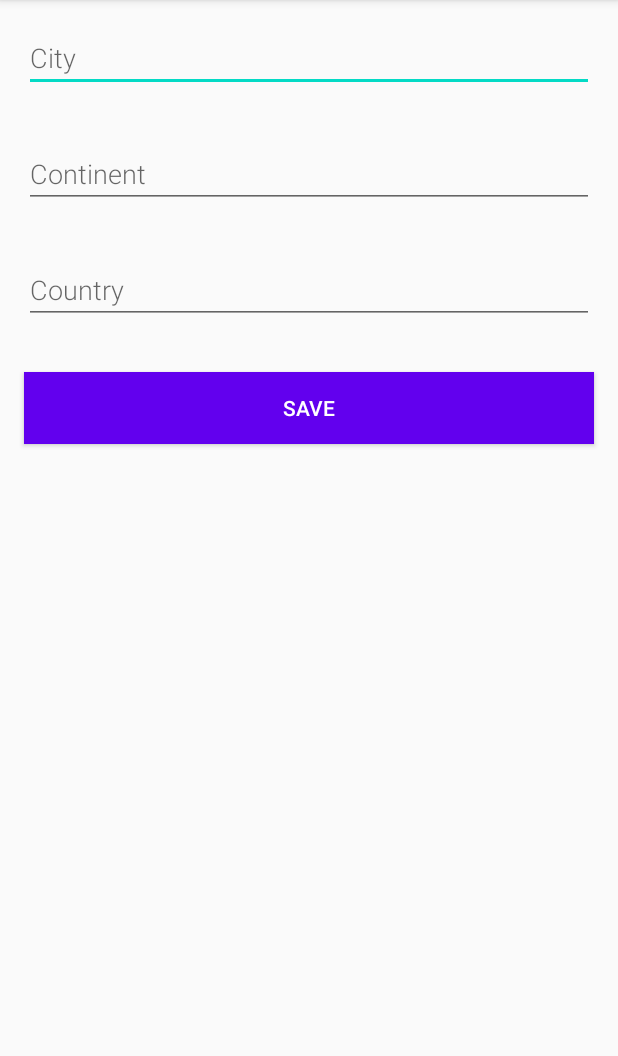
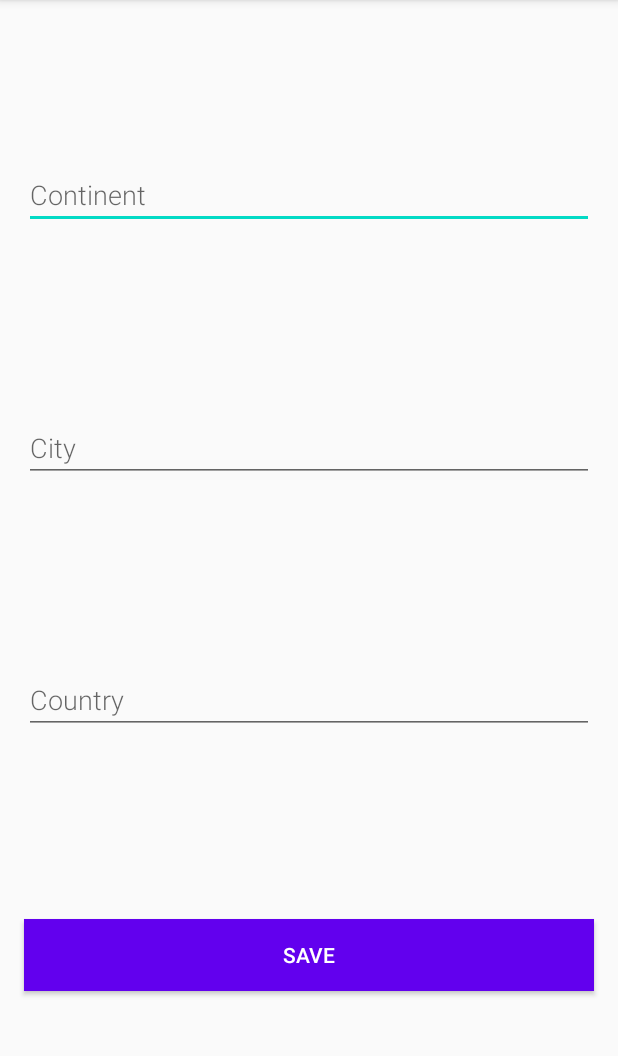
Before and after one commit to kiglarka/trip_planner, an Android app: the NewTripActivity screen opened directly, with no data from a screen before it, on a phone screen of 412 x 824 dp, the part 84-1140 px from its top. Run offline under Robolectric (Android 15) with nearby library versions, the phone set to English and light mode, and no system bars.

Commit message:
convert new trip layout to Constraint

```diff
--- a/TripPlanner/app/src/main/java/com/codecool/tripplanner/NewTripActivity.java
+++ b/TripPlanner/app/src/main/java/com/codecool/tripplanner/NewTripActivity.java
@@ -24,7 +24,7 @@ public class NewTripActivity extends AppCompatActivity {
     @Override
     protected void onCreate(Bundle savedInstanceState) {
         super.onCreate(savedInstanceState);
-        setContentView(R.layout.activity_new_word);
+        setContentView(R.layout.activity_new_trip);
 
         addCity = findViewById(R.id.add_city);
         addContinent = findViewById(R.id.add_continent);
--- /dev/null
+++ b/TripPlanner/app/src/main/res/layout/activity_new_trip.xml
@@ -0,0 +1,63 @@
+<androidx.constraintlayout.widget.ConstraintLayout xmlns:android="http://schemas.android.com/apk/res/android"
+    xmlns:app="http://schemas.android.com/apk/res-auto"
+    xmlns:tools="http://schemas.android.com/tools"
+    android:layout_width="match_parent"
+    android:layout_height="match_parent"
+    android:orientation="vertical">
+
+    <EditText
+        android:id="@+id/add_continent"
+        android:layout_width="match_parent"
+        android:layout_height="wrap_content"
+        android:layout_margin="@dimen/big_padding"
+        android:fontFamily="sans-serif-light"
+        android:hint="@string/hint_continent"
+        android:inputType="textAutoComplete"
+        android:minHeight="@dimen/min_height"
+        android:textSize="18sp"
+        app:layout_constraintBottom_toTopOf="@+id/add_city"
+        app:layout_constraintTop_toTopOf="parent"
+        tools:layout_editor_absoluteX="16dp" />
+
+    <EditText
+        android:id="@+id/add_city"
+        android:layout_width="match_parent"
+        android:layout_height="wrap_content"
+        android:layout_margin="@dimen/big_padding"
+        android:fontFamily="sans-serif-light"
+        android:hint="@string/hint_city"
+        android:inputType="textAutoComplete"
+        android:minHeight="@dimen/min_height"
+        android:textSize="18sp"
+        app:layout_constraintBottom_toTopOf="@+id/add_country"
+        app:layout_constraintTop_toBottomOf="@+id/add_continent"
+        tools:layout_editor_absoluteX="16dp" />
+
+
+    <EditText
+        android:id="@+id/add_country"
+        android:layout_width="match_parent"
+        android:layout_height="wrap_content"
+        android:layout_margin="@dimen/big_padding"
+        android:fontFamily="sans-serif-light"
+        android:hint="@string/hint_country"
+        android:inputType="textAutoComplete"
+        android:minHeight="@dimen/min_height"
+        android:textSize="18sp"
+        app:layout_constraintBottom_toTopOf="@+id/button_save"
+        app:layout_constraintTop_toBottomOf="@+id/add_city"
+        tools:layout_editor_absoluteX="16dp" />
+
+    <Button
+        android:id="@+id/button_save"
+        android:layout_width="match_parent"
+        android:layout_height="wrap_content"
+        android:layout_margin="@dimen/big_padding"
+        android:background="@color/colorPrimary"
+        android:text="@string/button_save"
+        android:textColor="@color/buttonLabel"
+        app:layout_constraintBottom_toBottomOf="parent"
+        app:layout_constraintTop_toBottomOf="@+id/add_country"
+        tools:layout_editor_absoluteX="16dp" />
+
+</androidx.constraintlayout.widget.ConstraintLayout>
--- a/TripPlanner/app/src/main/res/layout/activity_new_word.xml
+++ /dev/null
@@ -1,50 +0,0 @@
-<LinearLayout xmlns:android="http://schemas.android.com/apk/res/android"
-    android:orientation="vertical"
-    android:layout_width="match_parent"
-    android:layout_height="match_parent">
-
-    <EditText
-        android:id="@+id/add_city"
-        android:layout_width="match_parent"
-        android:layout_height="wrap_content"
-        android:minHeight="@dimen/min_height"
-        android:fontFamily="sans-serif-light"
-        android:hint="@string/hint_city"
-        android:inputType="textAutoComplete"
-        android:layout_margin="@dimen/big_padding"
-        android:textSize="18sp" />
-
-    <EditText
-        android:id="@+id/add_continent"
-        android:layout_width="match_parent"
-        android:layout_height="wrap_content"
-        android:minHeight="@dimen/min_height"
-        android:fontFamily="sans-serif-light"
-        android:hint="@string/hint_continent"
-        android:inputType="textAutoComplete"
-        android:layout_margin="@dimen/big_padding"
-        android:textSize="18sp" />
-
-
-    <EditText
-        android:id="@+id/add_country"
-        android:layout_width="match_parent"
-        android:layout_height="wrap_content"
-        android:minHeight="@dimen/min_height"
-        android:fontFamily="sans-serif-light"
-        android:hint="@string/hint_country"
-        android:inputType="textAutoComplete"
-        android:layout_margin="@dimen/big_padding"
-        android:textSize="18sp" />
-
-
-    <Button
-        android:id="@+id/button_save"
-        android:layout_width="match_parent"
-        android:layout_height="wrap_content"
-        android:background="@color/colorPrimary"
-        android:text="@string/button_save"
-        android:layout_margin="@dimen/big_padding"
-        android:textColor="@color/buttonLabel" />
-
-</LinearLayout>
```
